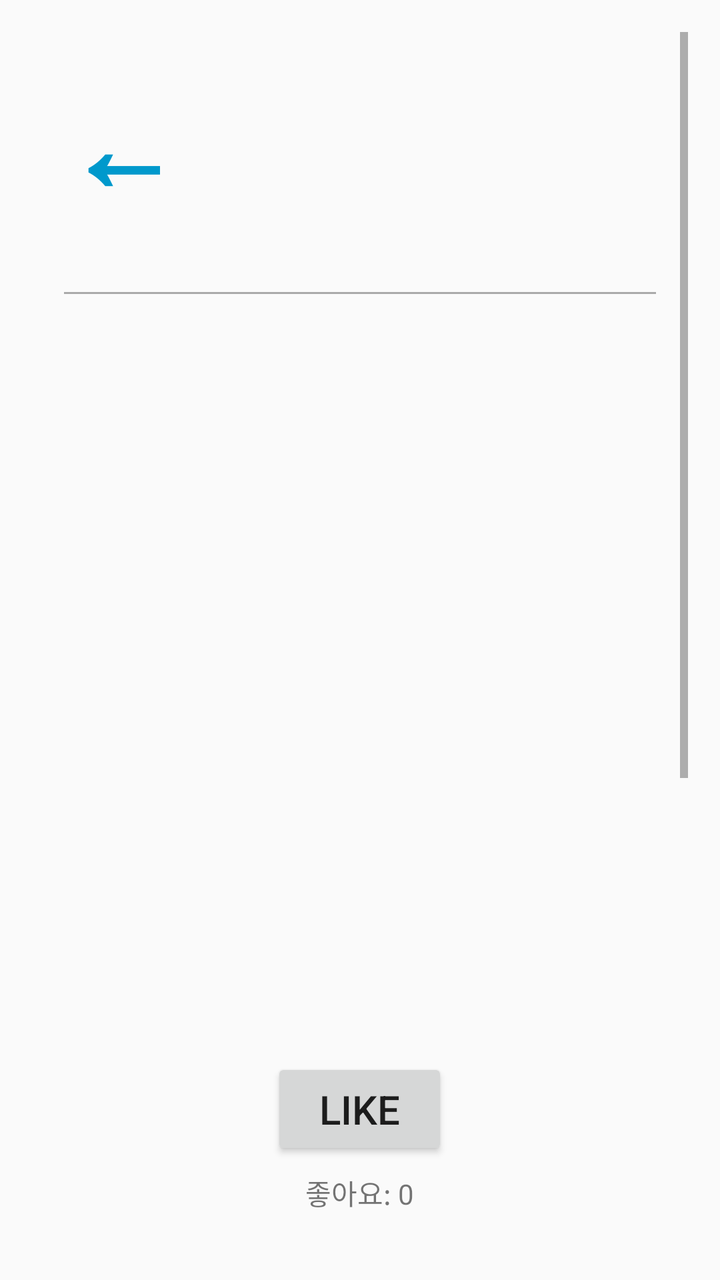
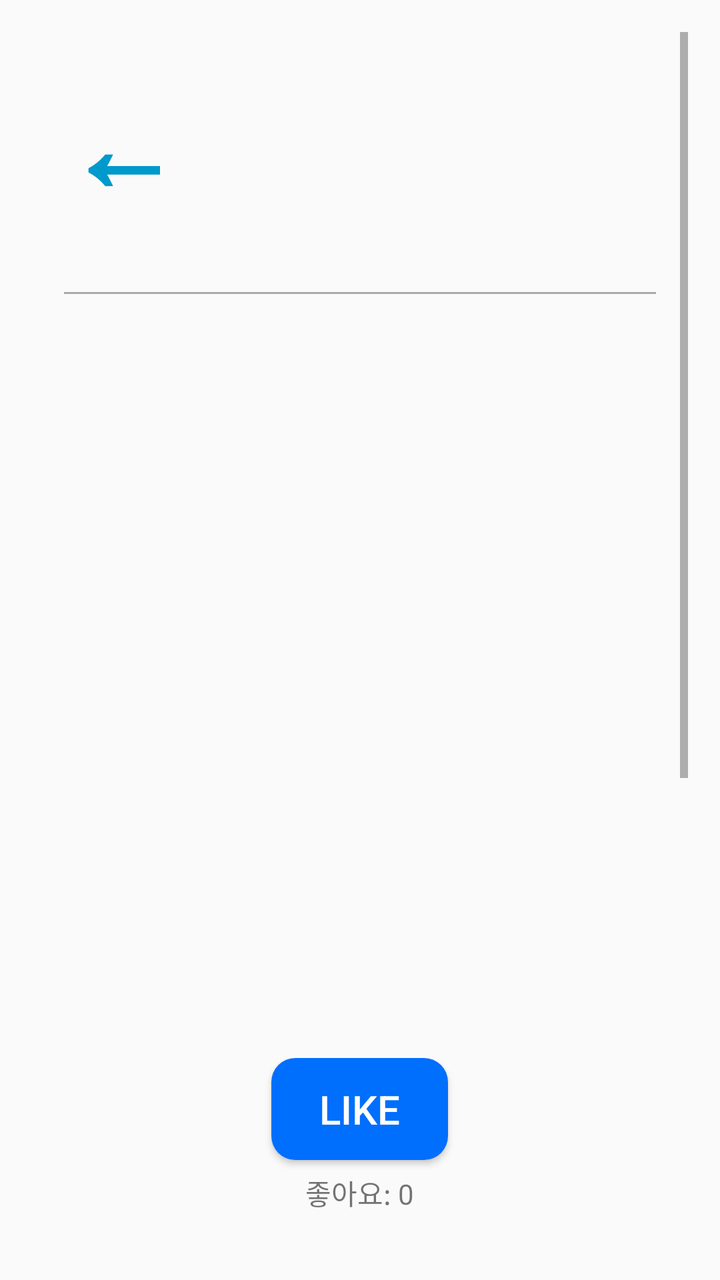

The first picture is an Android layout as it rendered before a commit; the second is the same layout after the commit. The layout source and the unified diff follow.
<!-- AndroidManifest.xml: application theme Theme.AppCompat.Light.NoActionBar -->
<!-- res/layout/activity_post_view.xml -->
<?xml version="1.0" encoding="utf-8"?>
<LinearLayout xmlns:android="http://schemas.android.com/apk/res/android"
    android:orientation="vertical"
    android:padding="16dp"
    android:layout_width="match_parent"
    android:layout_height="match_parent"
    android:fitsSystemWindows="true"
    android:paddingTop="24dp">

    <ScrollView
        android:id="@+id/scrollView"
        android:layout_width="match_parent"
        android:layout_height="match_parent"
        android:fillViewport="true">

        <LinearLayout
            android:orientation="vertical"
            android:layout_width="match_parent"
            android:layout_height="wrap_content"
            android:padding="16dp"
            android:paddingTop="24dp">

            
            <TextView
                android:id="@+id/backButton"
                android:layout_width="48dp"
                android:layout_height="67dp"
                android:layout_gravity="start"
                android:background="@android:color/transparent"
                android:text="←"
                android:textColor="@android:color/holo_blue_dark"
                android:textSize="60sp"
                android:textStyle="bold" />

            
            <TextView
                android:id="@+id/postTitle"
                android:textSize="20sp"
                android:textStyle="bold"
                android:layout_marginTop="12dp"
                android:layout_width="wrap_content"
                android:layout_height="wrap_content" />

            
            <TextView
                android:id="@+id/naverBadge"
                android:layout_width="wrap_content"
                android:layout_height="wrap_content"
                android:text="NAVER"
                android:textSize="12sp"
                android:textStyle="bold"
                android:padding="4dp"
                android:layout_marginTop="6dp"
                android:background="#C3EAD8"
                android:textColor="#007755"
                android:visibility="gone" />

            
            <View
                android:layout_width="match_parent"
                android:layout_height="1dp"
                android:layout_marginVertical="8dp"
                android:background="@android:color/darker_gray" />

            
            <LinearLayout
                android:id="@+id/postBodyContainer"
                android:orientation="vertical"
                android:layout_width="match_parent"
                android:layout_height="wrap_content">

                
                <TextView
                    android:id="@+id/postContent"
                    android:layout_width="match_parent"
                    android:layout_height="wrap_content"
                    android:minHeight="350dp"
                    android:paddingBottom="12dp"
                    android:textSize="16sp" />

                
                <Button
                    android:id="@+id/btnOpenBlog"
                    android:layout_width="wrap_content"
                    android:layout_height="wrap_content"
                    android:layout_gravity="center_horizontal"
                    android:text="블로그에서 더 보기"
                    android:textSize="14sp"
                    android:layout_marginTop="4dp"
                    android:visibility="gone" />
            </LinearLayout>

            
            <LinearLayout
                android:layout_width="match_parent"
                android:layout_height="wrap_content"
                android:gravity="center_horizontal"
                android:orientation="vertical"
                android:layout_marginTop="24dp">

                <Button
                    android:id="@+id/btnLike"
                    android:layout_width="wrap_content"
                    android:layout_height="wrap_content"
                    android:text="Like"
                    android:textSize="20sp"
                    android:paddingStart="24dp"
                    android:paddingEnd="24dp"
                    android:paddingTop="12dp"
                    android:paddingBottom="12dp" />

                <TextView
                    android:id="@+id/likeCount"
                    android:layout_width="wrap_content"
                    android:layout_height="wrap_content"
                    android:text="좋아요: 0"
                    android:layout_marginTop="6dp" />
            </LinearLayout>

            
            <LinearLayout
                android:layout_width="match_parent"
                android:layout_height="wrap_content"
                android:orientation="horizontal"
                android:layout_marginTop="24dp"
                android:gravity="center_vertical">

                <EditText
                    android:id="@+id/editComment"
                    android:layout_width="0dp"
                    android:layout_weight="1"
                    android:layout_height="wrap_content"
                    android:hint="댓글을 입력하세요"
                    android:padding="12dp"
                    android:background="@android:drawable/edit_text"
                    android:textSize="14sp" />

                <Button
                    android:id="@+id/btnSubmitComment"
                    android:layout_width="wrap_content"
                    android:layout_height="wrap_content"
                    android:text="작성"
                    android:textSize="14sp"
                    android:layout_marginStart="8dp"
                    android:paddingHorizontal="12dp"
                    android:paddingVertical="8dp" />
            </LinearLayout>

            
            <ListView
                android:id="@+id/commentListView"
                android:layout_width="match_parent"
                android:layout_height="300dp"
                android:layout_marginTop="12dp"
                android:divider="@android:color/darker_gray"
                android:dividerHeight="1dp" />
        </LinearLayout>
    </ScrollView>
</LinearLayout>
<!-- resources referenced by this layout -->
<resources>

</resources>

<!-- the commit's change to res/layout/activity_post_view.xml (unified diff, before → after) -->
@@ -107,6 +107,8 @@
                     android:paddingStart="24dp"
                     android:paddingEnd="24dp"
                     android:paddingTop="12dp"
+                    android:background="@drawable/main_button"
+                    android:textColor="@color/white"
                     android:paddingBottom="12dp" />
 
                 <TextView
@@ -132,7 +134,7 @@
                     android:layout_height="wrap_content"
                     android:hint="댓글을 입력하세요"
                     android:padding="12dp"
-                    android:background="@android:drawable/edit_text"
+                    android:background="@drawable/textbox"
                     android:textSize="14sp" />
 
                 <Button
@@ -143,6 +145,8 @@
                     android:textSize="14sp"
                     android:layout_marginStart="8dp"
                     android:paddingHorizontal="12dp"
+                    android:background="@drawable/main_button"
+                    android:textColor="@color/white"
                     android:paddingVertical="8dp" />
             </LinearLayout>
 
<!-- resource entries referenced after the edit -->
@@ -1,5 +1,30 @@
 <!-- resources referenced by this layout -->
 <resources>
-
+  <color name="white">#FFFFFFFF</color>
+  <!-- drawable main_button (drawable) -->
+  <?xml version="1.0" encoding="utf-8"?>
+  <shape xmlns:android="http://schemas.android.com/apk/res/android"
+  android:shape="rectangle">
+  <solid android:color="#006FFD"/>
+  <corners android:radius="12dp"/>
+  </shape>
+  <!-- drawable textbox (drawable) -->
+  <selector xmlns:android="http://schemas.android.com/apk/res/android">
+      <item android:state_focused="true">
+          <shape android:shape="rectangle">
+              <corners android:radius="12dp"/>
+              <solid android:color="#00006FFD"/>
+              <stroke android:width="2dp" android:color="#006FFD"/>
+          </shape>
+      </item>
+  
+      <item>
+          <shape android:shape="rectangle">
+              <corners android:radius="12dp"/>
+              <solid android:color="#00006FFD"/>
+              <stroke android:width="2dp" android:color="#C5C6CC"/>
+          </shape>
+      </item>
+  </selector>
 </resources>
 
